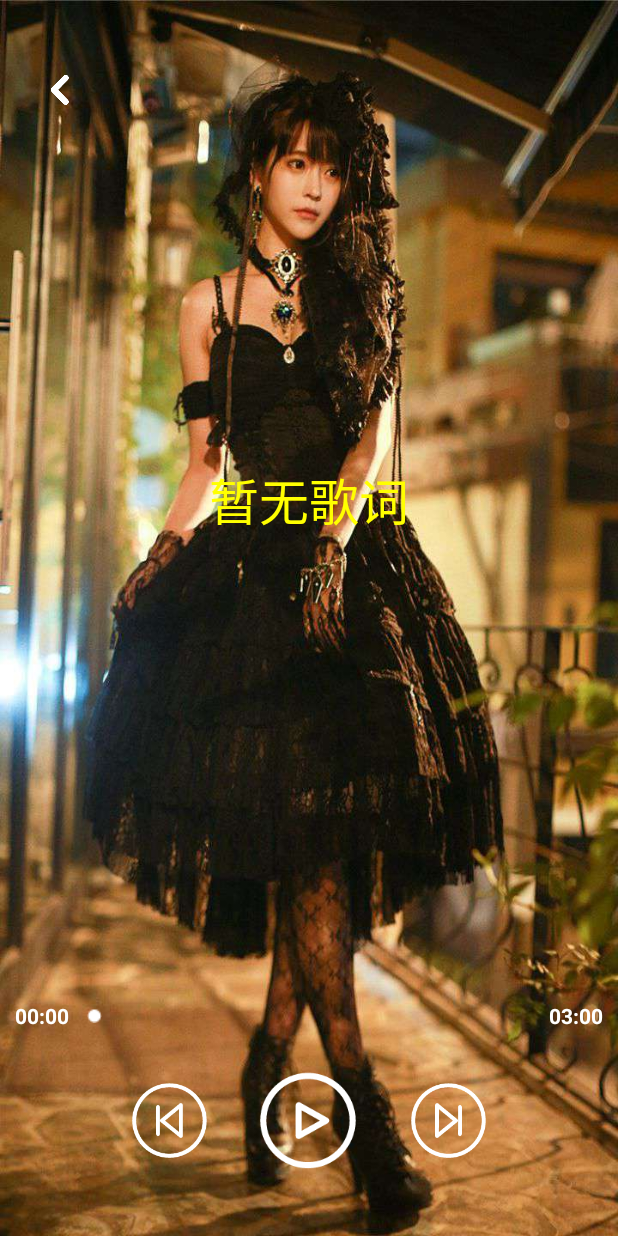
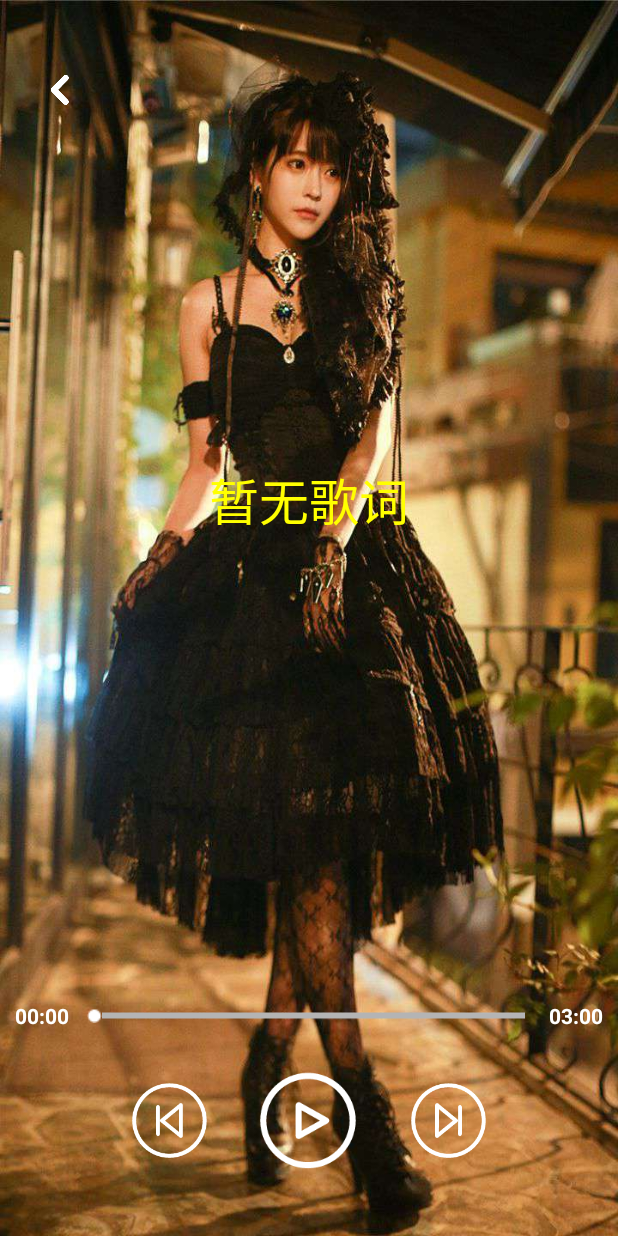
Before and after one commit to ld11620967/EtherealMuisc, an Android app: the layout activity_play.xml on its own in the app's theme, with its tools: preview values and no code run, on a phone screen of 412 x 824 dp. Run offline under Robolectric (Android 15) with nearby library versions, the phone set to English and light mode, and no system bars.

Commit message:
add progress_default_background.

```diff
--- a/app/src/main/res/drawable/play_progressbar.xml
+++ b/app/src/main/res/drawable/play_progressbar.xml
@@ -1,7 +1,10 @@
 <?xml version="1.0" encoding="utf-8"?>
-<layer-list xmlns:android="http://schemas.android.com/apk/res/android" >
+<layer-list xmlns:android="http://schemas.android.com/apk/res/android">
 
+    <item
+        android:id="@android:id/background"
+        android:drawable="@drawable/progress_default_background" />
     <item android:id="@+android:id/progress">
-        <clip android:drawable="@drawable/play_activity_progressbar" />
+        <clip android:drawable="@drawable/progressbar_play_activity" />
     </item>
 </layer-list>
```
Also changed, not shown: app/src/main/res/drawable/progress_default_background.9.png (added), app/src/main/res/drawable/progressbar_play_activity.9.png (renamed from app/src/main/res/drawable/play_activity_progressbar.9.png).
